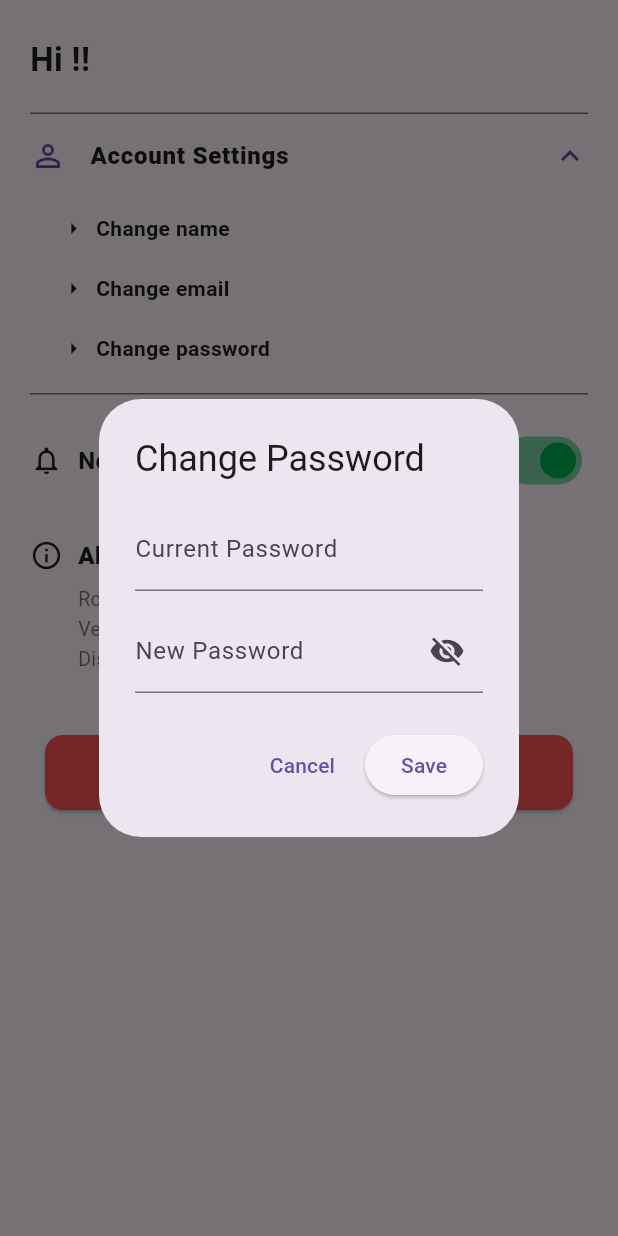
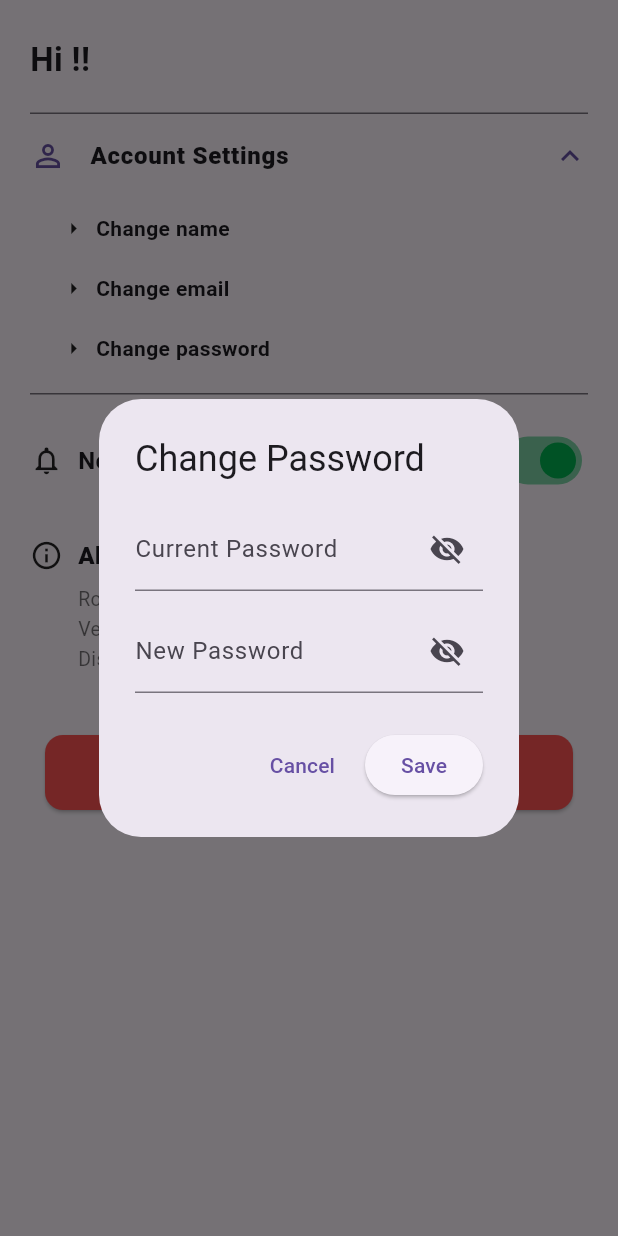
Before and after one commit to totaaa654/thesisRotify, a Flutter app: the SettingsPage widget shown alone on an empty page, opened directly, after a tap on "Account Settings", after a tap on "Change password", on a phone screen of 412 x 824 dp. Run offline on Flutter 3.47's test engine with Material 3 defaults, Android fonts, the phone set to English and light mode, and no system bars; our stand-ins replace cloud_firestore, firebase_auth, firebase_core, firebase_database, fl_chart, shared_preferences; accounts and stored records are empty.

Commit message:
will add some feature

```diff
--- a/lib/settings.dart
+++ b/lib/settings.dart
@@ -135,11 +135,12 @@ class _SettingsPageState extends State<SettingsPage> {
   }
 
   // ================= CHANGE PASSWORD DIALOG =================
-  // ================= CHANGE PASSWORD DIALOG =================
 void _showChangePasswordDialog() {
   final TextEditingController currentPassController = TextEditingController();
   final TextEditingController newPassController = TextEditingController();
-    bool isObscure = true;
+
+  bool isObscureCurrent = true;
+  bool isObscureNew = true;
 
   showDialog(
     context: context,
@@ -149,23 +150,41 @@ class _SettingsPageState extends State<SettingsPage> {
         content: Column(
           mainAxisSize: MainAxisSize.min,
           children: [
+            // CURRENT PASSWORD FIELD
             TextField(
               controller: currentPassController,
-                obscureText: isObscure,
-                decoration:
-                    const InputDecoration(labelText: "Current Password"),
+              obscureText: isObscureCurrent,
+              decoration: InputDecoration(
+                labelText: "Current Password",
+                suffixIcon: IconButton(
+                  icon: Icon(
+                    isObscureCurrent
+                        ? Icons.visibility_off
+                        : Icons.visibility,
+                  ),
+                  onPressed: () => setDialogState(
+                    () => isObscureCurrent = !isObscureCurrent,
+                  ),
+                ),
+              ),
             ),
             const SizedBox(height: 12),
+
+            // NEW PASSWORD FIELD
             TextField(
               controller: newPassController,
-                obscureText: isObscure,
+              obscureText: isObscureNew,
               decoration: InputDecoration(
                 labelText: "New Password",
                 suffixIcon: IconButton(
                   icon: Icon(
-                        isObscure ? Icons.visibility_off : Icons.visibility),
-                    onPressed: () =>
-                        setDialogState(() => isObscure = !isObscure),
+                    isObscureNew
+                        ? Icons.visibility_off
+                        : Icons.visibility,
+                  ),
+                  onPressed: () => setDialogState(
+                    () => isObscureNew = !isObscureNew,
+                  ),
                 ),
               ),
             ),
@@ -174,30 +193,31 @@ class _SettingsPageState extends State<SettingsPage> {
         actions: [
           TextButton(
             onPressed: () => Navigator.pop(context),
-                child: const Text("Cancel")),
+            child: const Text("Cancel"),
+          ),
           ElevatedButton(
             onPressed: () async {
               final curPass = currentPassController.text.trim();
               final newPass = newPassController.text.trim();
 
-                // 1. Basic empty check
               if (curPass.isEmpty || newPass.isEmpty) {
                 _showSnackBar("Please fill in both fields", Colors.redAccent);
                 return;
               }
 
-                // 2. SAME PASSWORD CHECK
               if (curPass == newPass) {
                 _showSnackBar(
                   "New password cannot be the same as your current password.",
-                      Colors.redAccent);
-                  return; // Stop execution here
+                  Colors.redAccent,
+                );
+                return;
               }
 
-                // 3. MINIMUM LENGTH CHECK (Matching your signup rule)
               if (newPass.length < 6) {
-                  _showSnackBar("New password must be at least 6 characters.",
-                      Colors.redAccent);
+                _showSnackBar(
+                  "New password must be at least 6 characters.",
+                  Colors.redAccent,
+                );
                 return;
               }
 
@@ -206,12 +226,12 @@ class _SettingsPageState extends State<SettingsPage> {
 
               if (mounted) {
                 if (result == null) {
-                    // Success (result is null because we updated AuthService to return null on success)
                   Navigator.pop(context);
-                    _showSnackBar("Password updated successfully!",
-                        const Color(0xFF00B250));
+                  _showSnackBar(
+                    "Password updated successfully!",
+                    const Color(0xFF00B250),
+                  );
                 } else {
-                    // Firebase Error (e.g., Wrong current password)
                   _showSnackBar(result, Colors.redAccent);
                 }
               }
```
Lines whose indentation alone changed are shown as unchanged.
